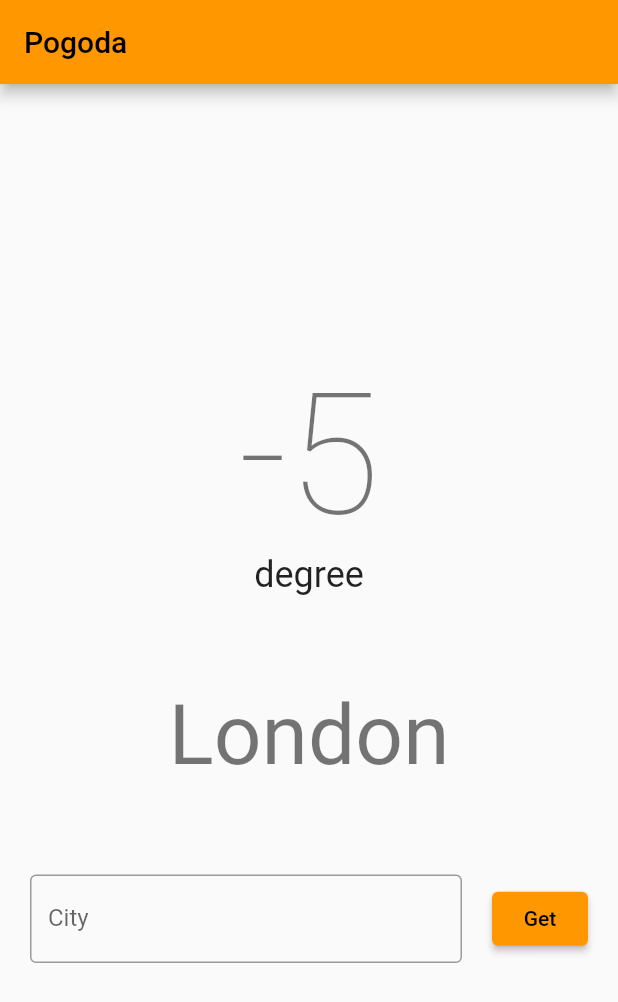
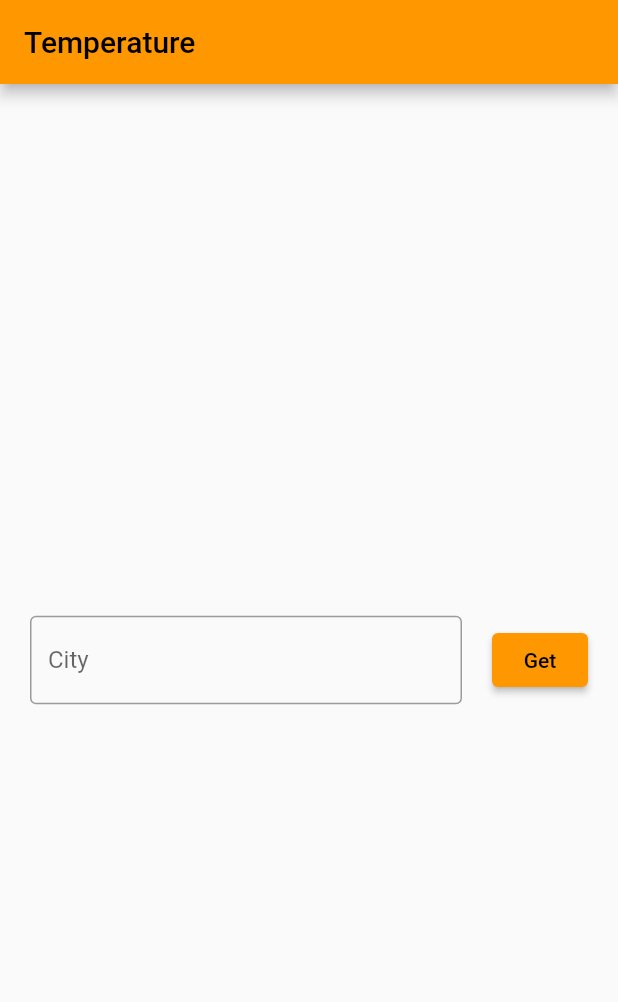
Before and after one commit to zofiapielat/simple_weather, a Flutter app: the screen it shows after launch, on a phone screen of 412 x 824 dp. Shown: the top 1002 px of the screen. Run offline on Flutter 3.47's test engine with Material 2 defaults, Android fonts, the phone set to English and light mode, and no system bars; our stand-ins replace bloc, flutter_bloc.

```diff
--- /dev/null
+++ b/lib/domain/models/weather_model.dart
@@ -0,0 +1,9 @@
+class WeatherModel {
+  const WeatherModel({
+    required this.temperature,
+    required this.city,
+  });
+
+  final double temperature;
+  final String city;
+}
--- /dev/null
+++ b/lib/features/home/cubit/home_cubit.dart
@@ -0,0 +1,8 @@
+import 'package:bloc/bloc.dart';
+import 'package:simple_weather/domain/models/weather_model.dart';
+
+part 'home_state.dart';
+
+class HomeCubit extends Cubit<HomeState> {
+  HomeCubit() : super(const HomeState());
+}
--- /dev/null
+++ b/lib/features/home/cubit/home_state.dart
@@ -0,0 +1,8 @@
+part of 'home_cubit.dart';
+
+class HomeState {
+  const HomeState({
+    this.model,
+  });
+  final WeatherModel? model;
+}
--- a/lib/features/home/pages/home_page.dart
+++ b/lib/features/home/pages/home_page.dart
@@ -1,4 +1,7 @@
 import 'package:flutter/material.dart';
+import 'package:flutter_bloc/flutter_bloc.dart';
+import 'package:simple_weather/domain/models/weather_model.dart';
+import 'package:simple_weather/features/home/cubit/home_cubit.dart';
 
 class HomePage extends StatelessWidget {
   const HomePage({
@@ -7,16 +10,50 @@ class HomePage extends StatelessWidget {
 
   @override
   Widget build(BuildContext context) {
+    return BlocProvider(
+      create: (context) => HomeCubit(),
+      child: BlocBuilder<HomeCubit, HomeState>(
+        builder: (context, state) {
+          final weatherModel = state.model;
           return Scaffold(
             appBar: AppBar(
-        title: const Text('Pogoda'),
+              title: const Text('Temperature'),
             ),
             body: Center(
               child: Column(
                 mainAxisAlignment: MainAxisAlignment.center,
                 children: [
+                  if (weatherModel != null)
+                    _DisplayWeatherWidget(
+                      weatherModel: weatherModel,
+                    ),
+                  const _SearchWidget(),
+                ],
+              ),
+            ),
+          );
+        },
+      ),
+    );
+  }
+}
+
+class _DisplayWeatherWidget extends StatelessWidget {
+  const _DisplayWeatherWidget({
+    Key? key,
+    required this.weatherModel,
+  }) : super(key: key);
+
+  final WeatherModel weatherModel;
+
+  @override
+  Widget build(BuildContext context) {
+    return BlocBuilder<HomeCubit, HomeState>(
+      builder: (context, state) {
+        return Column(
+          children: [
             Text(
-              '-5',
+              weatherModel.temperature.toString(),
               style: Theme.of(context).textTheme.headline1,
             ),
             Text(
@@ -25,11 +62,25 @@ class HomePage extends StatelessWidget {
             ),
             const SizedBox(height: 60),
             Text(
-              'London',
+              weatherModel.city,
               style: Theme.of(context).textTheme.headline2,
             ),
             const SizedBox(height: 60),
-            Padding(
+          ],
+        );
+      },
+    );
+  }
+}
+
+class _SearchWidget extends StatelessWidget {
+  const _SearchWidget({
+    Key? key,
+  }) : super(key: key);
+
+  @override
+  Widget build(BuildContext context) {
+    return Padding(
       padding: const EdgeInsets.symmetric(horizontal: 20.0),
       child: Row(
         children: [
@@ -49,10 +100,6 @@ class HomePage extends StatelessWidget {
           ),
         ],
       ),
-            ),
-          ],
-        ),
-      ),
     );
   }
 }
```
Lines whose indentation alone changed are shown as unchanged.
